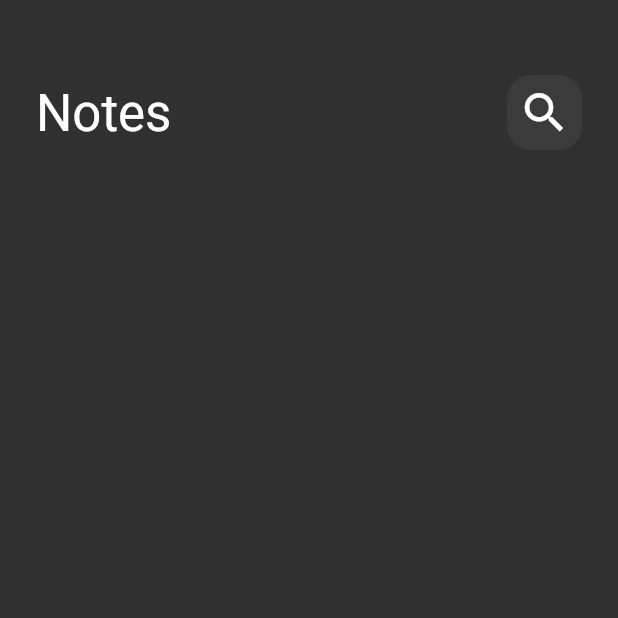
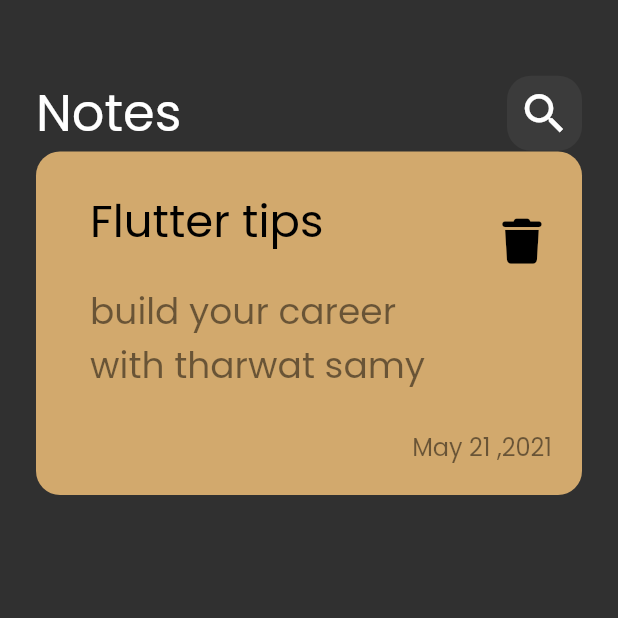
Before and after one commit to Mohamed-Elghzaly/note_app, a Flutter app: the screen it shows after launch, on a phone screen of 412 x 824 dp, the top half of it. Run offline on Flutter 3.47's test engine with Material 2 defaults, Android fonts, the phone set to English and light mode, and no system bars; our stand-ins replace font_awesome_flutter.

Commit message:
create custom note item

```diff
--- a/lib/main.dart
+++ b/lib/main.dart
@@ -12,7 +12,10 @@ class NoteApp extends StatelessWidget {
   Widget build(BuildContext context) {
     return MaterialApp(
       debugShowCheckedModeBanner: false,
-      theme: ThemeData(brightness: Brightness.dark),
+      theme: ThemeData(
+        brightness: Brightness.dark,
+        fontFamily: 'Poppins',
+      ),
       home: const NotesView(),
     );
   }
--- /dev/null
+++ b/lib/views/widgets/custom_note_item.dart
@@ -0,0 +1,52 @@
+
+import 'package:flutter/material.dart';
+import 'package:font_awesome_flutter/font_awesome_flutter.dart';
+
+class NoetItem extends StatelessWidget {
+  const NoetItem({super.key});
+
+  @override
+  Widget build(BuildContext context) {
+    return Container(
+      padding: EdgeInsets.only(top: 20, bottom: 20, left: 20),
+      decoration: BoxDecoration(
+        color: Color(0xffD2A96D),
+        borderRadius: BorderRadius.circular(16),
+      ),
+      child: Column(
+        crossAxisAlignment: CrossAxisAlignment.end,
+        children: [
+          ListTile(
+            title: Text(
+              'Flutter tips',
+              style: TextStyle(color: Colors.black, fontSize: 30),
+            ),
+            subtitle: Padding(
+              padding: const EdgeInsets.only(top: 20),
+              child: Text(
+                'build your career with tharwat samy',
+                style: TextStyle(
+                    color: Colors.black.withOpacity(.5), fontSize: 24),
+              ),
+            ),
+            trailing: IconButton(
+                onPressed: () {},
+                icon: Icon(
+                  FontAwesomeIcons.trash,
+                  color: Colors.black,
+                  size: 30,
+                )),
+          ),
+          Padding(
+            padding: const EdgeInsets.only(right: 20, top: 20),
+            child: Text(
+              'May 21 ,2021',
+              style:
+                  TextStyle(color: Colors.black.withOpacity(.5), fontSize: 16),
+            ),
+          ),
+        ],
+      ),
+    );
+  }
+}
--- a/lib/views/widgets/custom_seach_icon.dart
+++ b/lib/views/widgets/custom_seach_icon.dart
@@ -1,4 +1,3 @@
-
 import 'package:flutter/material.dart';
 
 class CustomSearchIcon extends StatelessWidget {
--- a/lib/views/widgets/notes_view_body.dart
+++ b/lib/views/widgets/notes_view_body.dart
@@ -1,6 +1,8 @@
 import 'package:flutter/material.dart';
+import 'package:font_awesome_flutter/font_awesome_flutter.dart';
 
 import 'custom_app_bar.dart';
+import 'custom_note_item.dart';
 
 class NotesViewBody extends StatelessWidget {
   const NotesViewBody({super.key});
@@ -10,11 +12,12 @@ class NotesViewBody extends StatelessWidget {
     return Padding(
       padding: const EdgeInsets.symmetric(horizontal: 24),
       child: Column(
-        children: [
+        children: const [
           SizedBox(
             height: 50,
           ),
           CustomAppBar(),
+          NoetItem(),
         ],
       ),
     );
```
Also changed, not shown: pubspec.yaml (+7 -28 lines), assets/fonts/Poppins-Regular.ttf (added), pubspec.lock.
